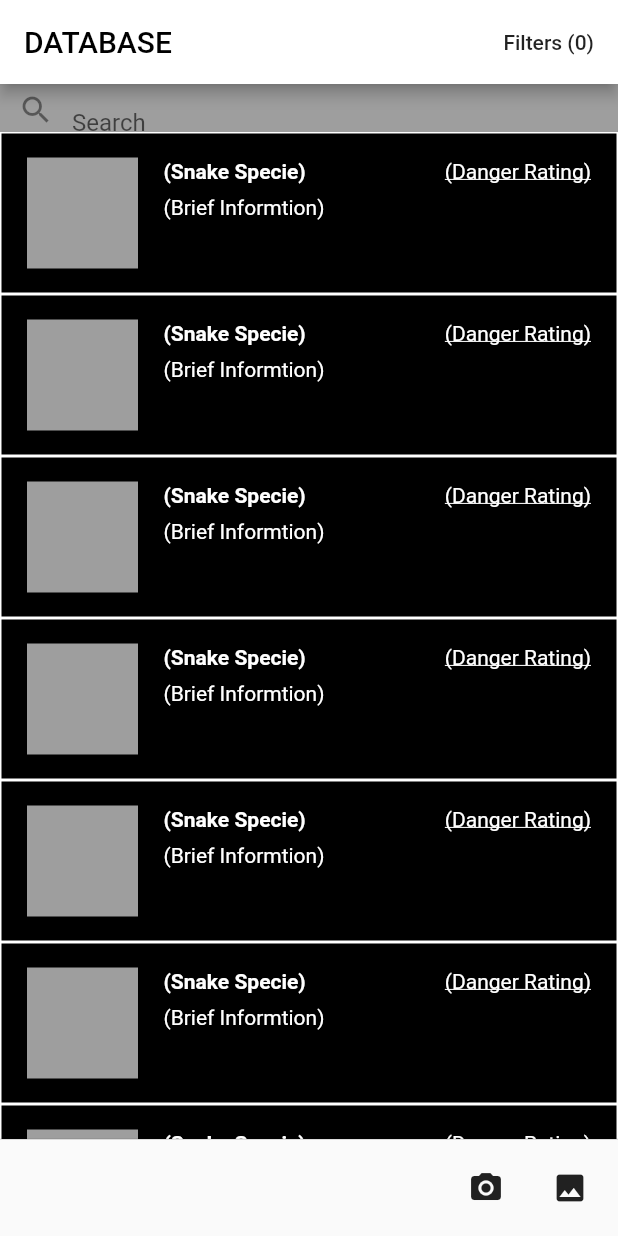
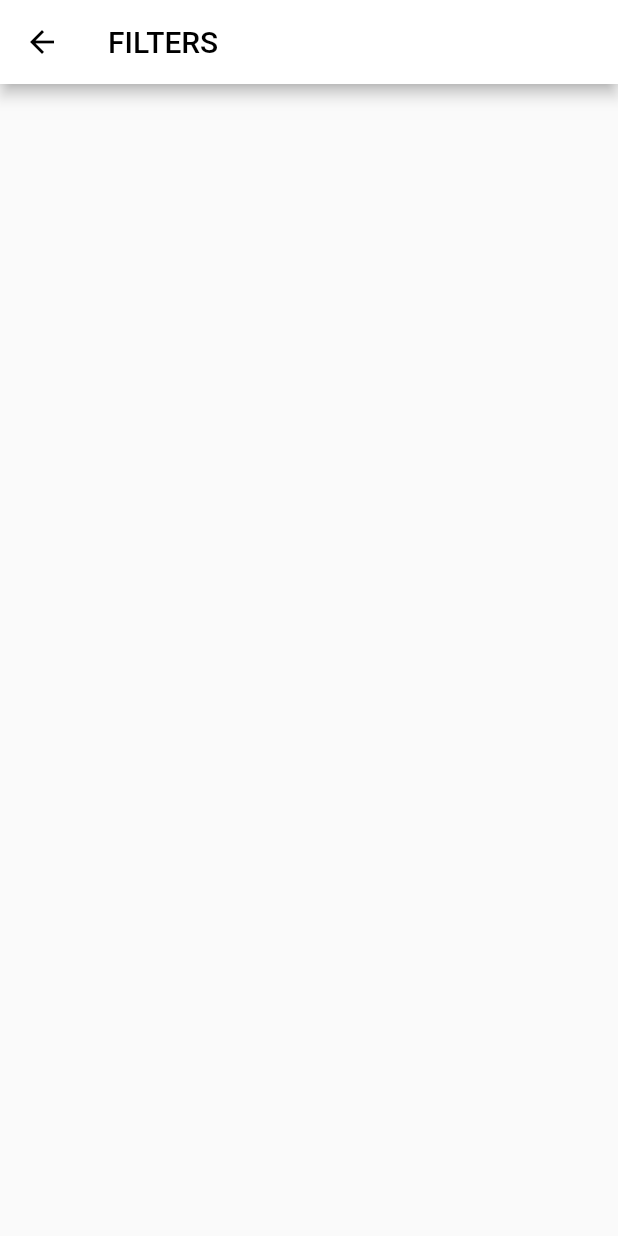
Before and after one commit to aaaldaco2002/snake_charmer, a Flutter app: the screen it shows after launch, after a tap on an icon or button, on a phone screen of 412 x 824 dp. Run offline on Flutter 3.47's test engine with Material 2 defaults, Android fonts, the phone set to English and light mode, and no system bars; our stand-ins replace image_picker.

Commit message:
added new filter home screen and created functions where the user can switch back and forth between this and the home screen

```diff
--- /dev/null
+++ b/lib/filter_home.dart
@@ -0,0 +1,28 @@
+import 'package:flutter/cupertino.dart';
+import 'package:flutter/material.dart';
+
+class FilterHome extends StatefulWidget {
+  @override
+  _FilterHomeState createState() => _FilterHomeState();
+}
+
+class _FilterHomeState extends State<FilterHome> {
+  @override
+  Widget build(BuildContext context) {
+    return Scaffold(
+        appBar: AppBar(
+          title: Text('FILTERS',
+          style: TextStyle(
+          color: Colors.black,
+           )),
+          leading: IconButton(
+            icon: Icon(Icons.arrow_back),
+            onPressed: () => Navigator.pop(context),
+            color: Colors.black,
+          ),
+
+          backgroundColor: Colors.white,
+        )
+    );
+    }
+}
--- a/lib/main.dart
+++ b/lib/main.dart
@@ -2,6 +2,7 @@ import 'package:flutter/cupertino.dart';
 import 'package:flutter/material.dart';
 import 'package:image_picker/image_picker.dart';
 import 'package:snake_charmer/detail_view.dart';
+import 'package:snake_charmer/filter_home.dart';
 
 void main() => runApp(MyApp());
 
@@ -78,9 +79,10 @@ class _MyHomePageState extends State<MyHomePage> {
         actions: <Widget>[
           FlatButton(
             child: Text('Filters (' + activeFilters.toString() +')'),
-    onPressed: (){
-
-    },
+            onPressed: ()=> Navigator.push(
+            context,
+            MaterialPageRoute(
+            builder: (context) => FilterHome())),
 
       ),
       ],
```
